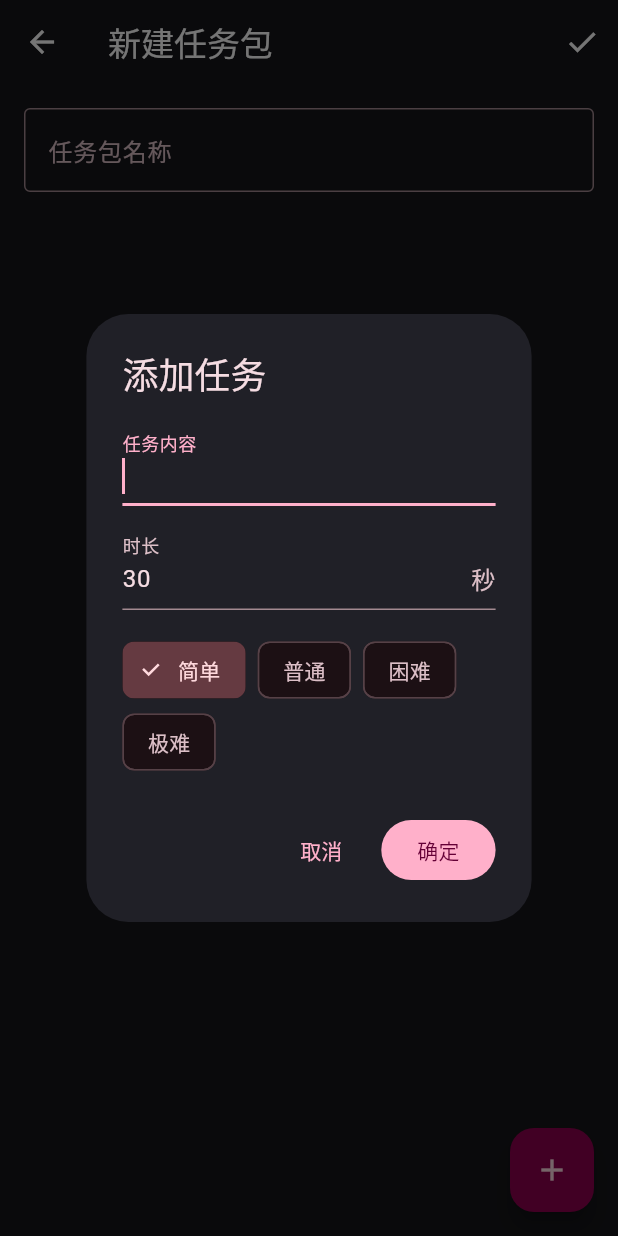
After one commit to 166767/couple-task-game, a Flutter app: the TaskPackEditorPage screen opened directly, after a tap on the "add" icon, on a phone screen of 412 x 824 dp. The commit adds this screen. Run offline on Flutter 3.47's test engine with Material 3 defaults, Android fonts, the phone set to English and light mode, and no system bars; our stand-ins replace file_picker, share_plus, shared_preferences; missing offline and left inert: charset; accounts and stored records are empty.

Commit message:
feat: v1.3.0 任务包制作/编辑/导出分享功能

```diff
--- /dev/null
+++ b/lib/pages/task_pack_editor_page.dart
@@ -0,0 +1,326 @@
+import 'package:flutter/material.dart';
+
+import '../models/difficulty.dart';
+import '../models/task.dart';
+import '../models/task_pack.dart';
+import '../services/storage_service.dart';
+
+/// 任务包编辑器：新建或编辑任务包
+class TaskPackEditorPage extends StatefulWidget {
+  /// 为 null 表示新建；非 null 表示编辑现有任务包
+  final TaskPack? pack;
+
+  const TaskPackEditorPage({super.key, this.pack});
+
+  @override
+  State<TaskPackEditorPage> createState() => _TaskPackEditorPageState();
+}
+
+/// 任务草稿（编辑器内的可变结构）
+class _TaskDraft {
+  String content;
+  int seconds;
+  Difficulty difficulty;
+
+  _TaskDraft({
+    required this.content,
+    required this.seconds,
+    required this.difficulty,
+  });
+}
+
+class _TaskPackEditorPageState extends State<TaskPackEditorPage> {
+  final StorageService _storage = StorageService();
+  final TextEditingController _nameController = TextEditingController();
+  final List<_TaskDraft> _tasks = [];
+
+  bool get _isNew => widget.pack == null;
+
+  @override
+  void initState() {
+    super.initState();
+    final pack = widget.pack;
+    if (pack != null) {
+      _nameController.text = pack.name;
+      for (final d in Difficulty.values) {
+        for (final t in pack.tasksOf(d)) {
+          _tasks.add(_TaskDraft(
+            content: t.content,
+            seconds: t.seconds,
+            difficulty: t.difficulty,
+          ));
+        }
+      }
+    }
+  }
+
+  @override
+  void dispose() {
+    _nameController.dispose();
+    super.dispose();
+  }
+
+  /// 添加/编辑任务（弹出对话框）
+  Future<void> _showTaskDialog({int? editIndex}) async {
+    final isEdit = editIndex != null;
+    final result = await showDialog<_TaskDraft>(
+      context: context,
+      builder: (_) => _TaskDialog(initial: isEdit ? _tasks[editIndex] : null),
+    );
+    if (result == null) return;
+
+    setState(() {
+      if (isEdit) {
+        _tasks[editIndex] = result;
+      } else {
+        _tasks.add(result);
+      }
+    });
+  }
+
+  void _deleteTask(int index) {
+    setState(() => _tasks.removeAt(index));
+  }
+
+  /// 保存：新建或更新任务包
+  Future<void> _save() async {
+    final name = _nameController.text.trim();
+    if (name.isEmpty) {
+      _toast('请输入任务包名称');
+      return;
+    }
+    if (_tasks.isEmpty) {
+      _toast('请至少添加一个任务');
+      return;
+    }
+
+    final map = <Difficulty, List<Task>>{
+      for (final d in Difficulty.values) d: <Task>[],
+    };
+    for (final td in _tasks) {
+      map[td.difficulty]!.add(Task(
+            content: td.content,
+            seconds: td.seconds,
+            difficulty: td.difficulty,
+          ));
+    }
+    final pack = TaskPack(name: name, tasks: map);
+
+    final packs = await _storage.loadTaskPacks();
+    final oldName = widget.pack?.name;
+
+    if (_isNew) {
+      if (packs.any((p) => p.name == name)) {
+        _toast('已存在同名任务包');
+        return;
+      }
+      packs.add(pack);
+    } else {
+      // 编辑：重名检查（排除自己）
+      if (packs.any((p) => p.name == name && p.name != oldName)) {
+        _toast('已存在同名任务包');
+        return;
+      }
+      final index = packs.indexWhere((p) => p.name == oldName);
+      if (index >= 0) {
+        packs[index] = pack;
+      } else {
+        packs.add(pack);
+      }
+      // 名称变化且为使用中时，同步更新使用中标识
+      if (oldName != name) {
+        final current = await _storage.getCurrentPackName();
+        if (current == oldName) {
+          await _storage.setCurrentPackName(name);
+        }
+      }
+    }
+
+    await _storage.saveTaskPacks(packs);
+    if (mounted) Navigator.of(context).pop();
+  }
+
+  void _toast(String msg) {
+    if (!mounted) return;
+    ScaffoldMessenger.of(context).showSnackBar(
+      SnackBar(content: Text(msg)),
+    );
+  }
+
+  @override
+  Widget build(BuildContext context) {
+    return Scaffold(
+      appBar: AppBar(
+        title: Text(_isNew ? '新建任务包' : '编辑任务包'),
+        actions: [
+          IconButton(
+            icon: const Icon(Icons.check),
+            tooltip: '保存',
+            onPressed: _save,
+          ),
+        ],
+      ),
+      body: Column(
+        children: [
+          Padding(
+            padding: const EdgeInsets.all(16),
+            child: TextField(
+              controller: _nameController,
+              decoration: const InputDecoration(
+                labelText: '任务包名称',
+                border: OutlineInputBorder(),
+              ),
+            ),
+          ),
+          Expanded(
+            child: _tasks.isEmpty
+                ? const Center(child: Text('还没有任务，点击右下角添加'))
+                : ListView.builder(
+                    itemCount: _tasks.length,
+                    itemBuilder: (context, index) {
+                      final td = _tasks[index];
+                      return Card(
+                        child: ListTile(
+                          leading: Chip(
+                            label: Text(td.difficulty.label),
+                            visualDensity: VisualDensity.compact,
+                          ),
+                          title: Text(td.content),
+                          subtitle: Text('${td.seconds} 秒'),
+                          trailing: Row(
+                            mainAxisSize: MainAxisSize.min,
+                            children: [
+                              IconButton(
+                                icon: const Icon(Icons.edit),
+                                tooltip: '编辑',
+                                onPressed: () =>
+                                    _showTaskDialog(editIndex: index),
+                              ),
+                              IconButton(
+                                icon: const Icon(Icons.delete),
+                                tooltip: '删除',
+                                onPressed: () => _deleteTask(index),
+                              ),
+                            ],
+                          ),
+                        ),
+                      );
+                    },
+                  ),
+          ),
+        ],
+      ),
+      floatingActionButton: FloatingActionButton(
+        onPressed: () => _showTaskDialog(),
+        tooltip: '添加任务',
+        child: const Icon(Icons.add),
+      ),
+    );
+  }
+}
+
+/// 添加/编辑任务对话框：自管理 TextEditingController 生命周期
+class _TaskDialog extends StatefulWidget {
+  final _TaskDraft? initial;
+
+  const _TaskDialog({this.initial});
+
+  @override
+  State<_TaskDialog> createState() => _TaskDialogState();
+}
+
+class _TaskDialogState extends State<_TaskDialog> {
+  late final TextEditingController _content =
+      TextEditingController(text: widget.initial?.content ?? '');
+  late final TextEditingController _seconds =
+      TextEditingController(text: widget.initial?.seconds.toString() ?? '30');
+  late Difficulty _difficulty =
+      widget.initial?.difficulty ?? Difficulty.easy;
+  String? _error;
+
+  @override
+  void dispose() {
+    _content.dispose();
+    _seconds.dispose();
+    super.dispose();
+  }
+
+  void _submit() {
+    final content = _content.text.trim();
+    final seconds = int.tryParse(_seconds.text.trim());
+    if (content.isEmpty) {
+      setState(() => _error = '任务内容不能为空');
+      return;
+    }
+    if (seconds == null || seconds <= 0) {
+      setState(() => _error = '时长必须是大于 0 的秒数');
+      return;
+    }
+    Navigator.of(context).pop(_TaskDraft(
+          content: content,
+          seconds: seconds,
+          difficulty: _difficulty,
+        ));
+  }
+
+  @override
+  Widget build(BuildContext context) {
+    return AlertDialog(
+      title: Text(widget.initial == null ? '添加任务' : '编辑任务'),
+      content: Column(
+        mainAxisSize: MainAxisSize.min,
+        children: [
+          TextField(
+            controller: _content,
+            autofocus: true,
+            decoration: const InputDecoration(labelText: '任务内容'),
+          ),
+          const SizedBox(height: 12),
+          TextField(
+            controller: _seconds,
+            keyboardType: TextInputType.number,
+            decoration: const InputDecoration(
+              labelText: '时长',
+              suffixText: '秒',
+            ),
+          ),
+          const SizedBox(height: 16),
+          Align(
+            alignment: Alignment.centerLeft,
+            child: Wrap(
+              spacing: 8,
+              children: [
+                for (final d in Difficulty.values)
+                  ChoiceChip(
+                    label: Text(d.label),
+                    selected: _difficulty == d,
+                    onSelected: (_) => setState(() => _difficulty = d),
+                  ),
+              ],
+            ),
+          ),
+          if (_error != null)
+            Padding(
+              padding: const EdgeInsets.only(top: 12),
+              child: Text(
+                _error!,
+                style: TextStyle(
+                  color: Theme.of(context).colorScheme.error,
+                ),
+              ),
+            ),
+        ],
+      ),
+      actions: [
+        TextButton(
+          onPressed: () => Navigator.of(context).pop(),
+          child: const Text('取消'),
+        ),
+        FilledButton(
+          onPressed: _submit,
+          child: const Text('确定'),
+        ),
+      ],
+    );
+  }
+}
--- a/pubspec.yaml
+++ b/pubspec.yaml
@@ -16,7 +16,7 @@ publish_to: 'none' # Remove this line if you wish to publish to pub.dev
 # https://developer.apple.com/library/archive/documentation/General/Reference/InfoPlistKeyReference/Articles/CoreFoundationKeys.html
 # In Windows, build-name is used as the major, minor, and patch parts
 # of the product and file versions while build-number is used as the build suffix.
-version: 1.2.0+2
+version: 1.3.0+3
 
 environment:
   sdk: ^3.13.5
@@ -37,6 +37,8 @@ dependencies:
   shared_preferences: ^2.5.6
   file_picker: ^13.1.0
   charset: ^2.0.1
+  share_plus: ^13.3.1
+  path_provider: ^2.1.6
 
 dev_dependencies:
   flutter_test:
```
Also changed, not shown: lib/pages/home_page.dart (+17 -0 lines), lib/pages/task_manager_page.dart (+34 -0 lines), lib/services/txt_parser.dart (+15 -0 lines), pubspec.lock.
